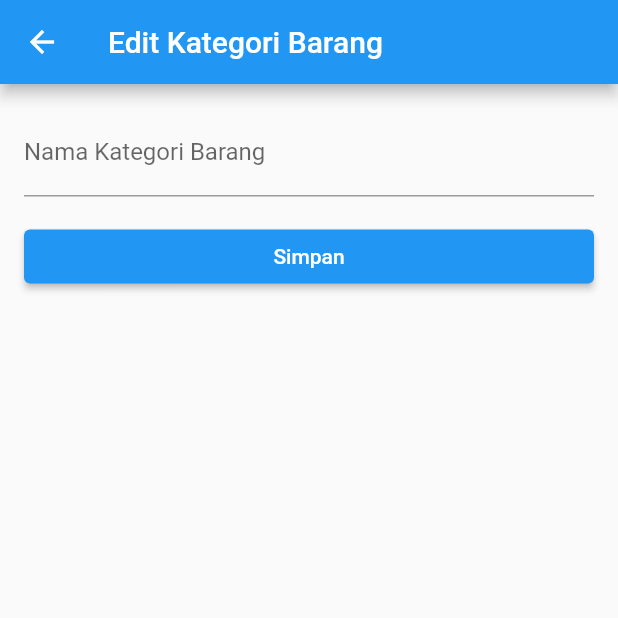
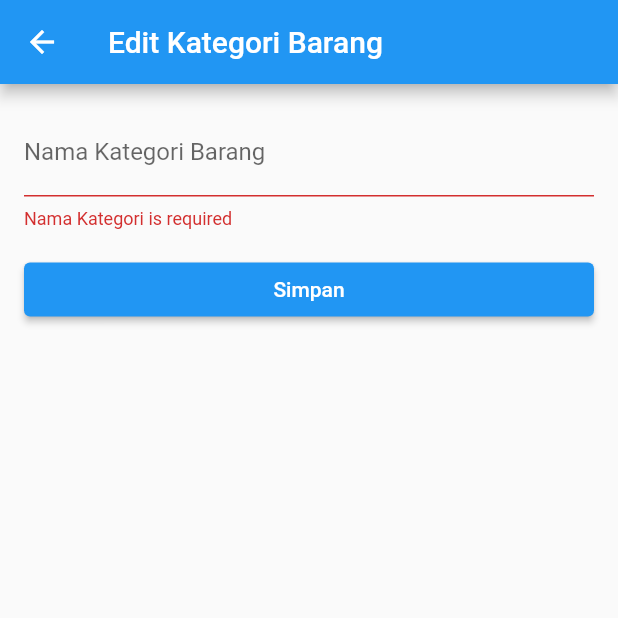
Before and after one commit to ahmadmm01/exerciseapi_140, a Flutter app: the EditKategoriBarang screen opened directly, after a tap on "Simpan", on a phone screen of 412 x 824 dp, the top half of it. Run offline on Flutter 3.47's test engine with Material 2 defaults, Android fonts, the phone set to English and light mode, and no system bars; network calls fail.

Commit message:
add edit behavior

```diff
--- a/lib/view/kategoriBarang/edit_kategori_barang.dart
+++ b/lib/view/kategoriBarang/edit_kategori_barang.dart
@@ -1,4 +1,5 @@
 import 'package:flutter/material.dart';
+import 'package:materiapi/view/kategoriBarang/kategori_barang.dart';
 
 class EditKategoriBarang extends StatefulWidget {
   const EditKategoriBarang({super.key});
@@ -10,11 +11,13 @@ class EditKategoriBarang extends StatefulWidget {
 class _EditKategoriBarangState extends State<EditKategoriBarang> {
   @override
   Widget build(BuildContext context) {
+    var formkey = GlobalKey<FormState>();
     return Scaffold(
       appBar: AppBar(
         title: const Text('Edit Kategori Barang'),
       ),
       body: Form(
+        key: formkey,
         child: ListView(
           padding: const EdgeInsets.all(16.0),
           children: [
@@ -33,7 +36,19 @@ class _EditKategoriBarangState extends State<EditKategoriBarang> {
             ),
             const SizedBox(height: 16.0),
             ElevatedButton(
-              onPressed: () {},
+              onPressed: () {
+                if (formkey.currentState!.validate()) {
+                  Navigator.pop(
+                    context,
+                    MaterialPageRoute(
+                      builder: (context) => const KategoriBarang(),
+                    )
+                  );
+                  ScaffoldMessenger.of(context).showSnackBar(
+                    const SnackBar(content: Text('Data Berhasil Diubah'))
+                  );
+                }
+              },
               child: const Text('Simpan'),
             ),
           ],
```
Also changed, not shown: lib/view/kategoriBarang/kategori_barang.dart (+9 -1 lines).
